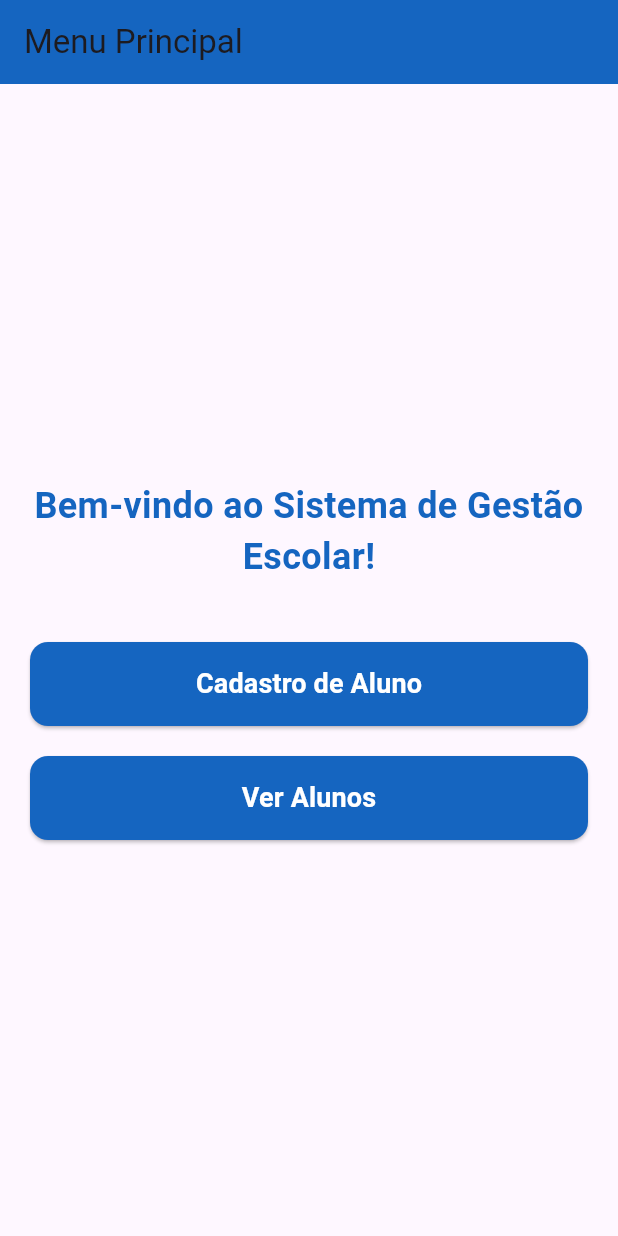
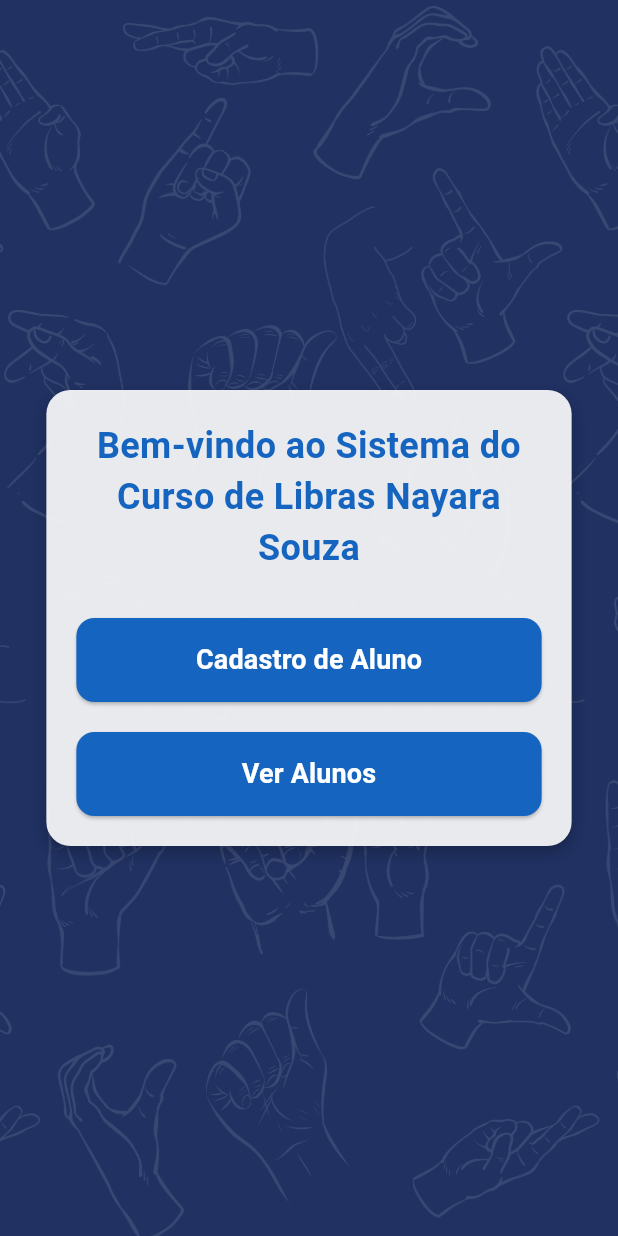
Before and after one commit to RUHTRA16/loginpi, a Flutter app: the screen it shows after launch, on a phone screen of 412 x 824 dp. Run offline on Flutter 3.47's test engine with Material 3 defaults, Android fonts, the phone set to English and light mode, and no system bars.

```diff
--- a/lib/home_page.dart
+++ b/lib/home_page.dart
@@ -4,18 +4,38 @@ class HomePage extends StatelessWidget {
   @override
   Widget build(BuildContext context) {
     return Scaffold(
-      appBar: AppBar(
-        title: Text('Menu Principal'),
-        backgroundColor: Colors.blue[800],
+      body: Stack(
+        children: [
+          // Imagem de fundo
+          Positioned.fill(
+            child: Image.asset(
+              'assets/images/fundosite.png',
+              fit: BoxFit.cover,
             ),
-      body: Padding(
-        padding: EdgeInsets.symmetric(horizontal: 20, vertical: 30),
+          ),
+
+          // Quadrado branco centralizado com conteúdo
+          Center(
+            child: Container(
+              padding: EdgeInsets.all(20),
+              width: MediaQuery.of(context).size.width * 0.85,
+              decoration: BoxDecoration(
+                color: Colors.white.withOpacity(0.9),
+                borderRadius: BorderRadius.circular(16),
+                boxShadow: [
+                  BoxShadow(
+                    color: Colors.black26,
+                    blurRadius: 8,
+                    offset: Offset(0, 4),
+                  ),
+                ],
+              ),
               child: Column(
-          mainAxisAlignment: MainAxisAlignment.center,
+                mainAxisSize:
+                    MainAxisSize.min, // Para ocupar somente o necessário
                 children: [
-            // Texto principal
                   Text(
-              'Bem-vindo ao Sistema de Gestão Escolar!',
+                    'Bem-vindo ao Sistema do Curso de Libras Nayara Souza',
                     style: TextStyle(
                       fontSize: 24,
                       fontWeight: FontWeight.bold,
@@ -23,17 +43,12 @@ class HomePage extends StatelessWidget {
                     ),
                     textAlign: TextAlign.center,
                   ),
-            SizedBox(height: 40),
-
-            // Botão para Cadastro de Aluno
+                  SizedBox(height: 30),
                   SizedBox(
                     width: double.infinity,
                     child: ElevatedButton(
                       onPressed: () {
-                  Navigator.pushNamed(
-                    context,
-                    '/cadastro',
-                  ); // Navega para a tela de cadastro
+                        Navigator.pushNamed(context, '/cadastro');
                       },
                       style: ElevatedButton.styleFrom(
                         padding: EdgeInsets.symmetric(vertical: 15),
@@ -53,16 +68,11 @@ class HomePage extends StatelessWidget {
                     ),
                   ),
                   SizedBox(height: 20),
-
-            // Botão para Ver Alunos
                   SizedBox(
                     width: double.infinity,
                     child: ElevatedButton(
                       onPressed: () {
-                  Navigator.pushNamed(
-                    context,
-                    '/ver_alunos',
-                  ); // Navega para a tela de ver alunos
+                        Navigator.pushNamed(context, '/ver_alunos');
                       },
                       style: ElevatedButton.styleFrom(
                         padding: EdgeInsets.symmetric(vertical: 15),
@@ -84,6 +94,9 @@ class HomePage extends StatelessWidget {
                 ],
               ),
             ),
+          ),
+        ],
+      ),
     );
   }
 }
```
Also changed, not shown: pubspec.lock. Lines whose indentation alone changed are shown as unchanged.
